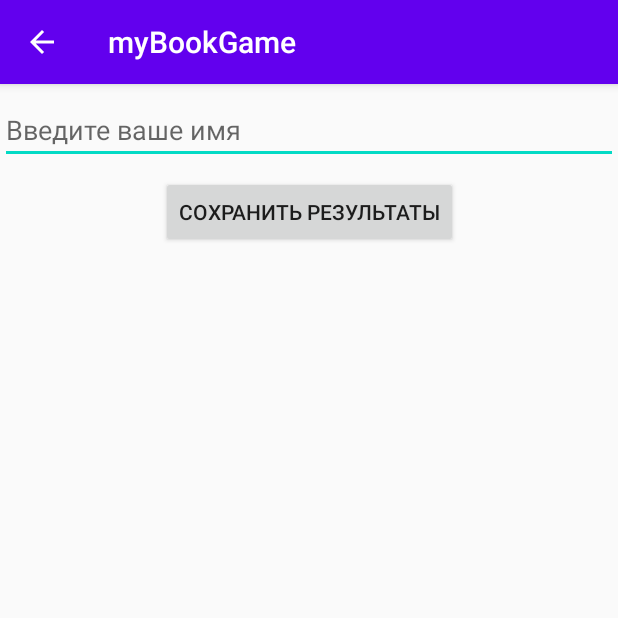
After one commit to omarakkulov/myBookGame, an Android app: the SaveResults screen opened directly, with no data from a screen before it, on a phone screen of 412 x 824 dp, the top half of it. The commit adds this screen. Run offline under Robolectric (Android 15) with nearby library versions, the phone set to English and light mode, and no system bars.

Commit message:
databases

```diff
--- /dev/null
+++ b/app/src/main/java/com/example/mybookgame/mathgame/database_settings/SaveResults.java
@@ -0,0 +1,56 @@
+package com.example.mybookgame.mathgame.database_settings;
+
+import androidx.appcompat.app.AppCompatActivity;
+
+import android.os.Bundle;
+import android.view.View;
+import android.widget.Button;
+import android.widget.EditText;
+import android.widget.Toast;
+
+import com.example.mybookgame.R;
+import com.example.mybookgame.mathgame.questions_and_logic.MathGame;
+
+public class SaveResults extends AppCompatActivity {
+    EditText et_PersonName;
+    Button btn_save_ur_results;
+
+    @Override
+    protected void onCreate(Bundle savedInstanceState) {
+        super.onCreate(savedInstanceState);
+        setContentView(R.layout.save_results);
+
+        pickViews();
+
+        btn_save_ur_results.setOnClickListener(btn_save_ur_results_clicked);
+    }
+
+    View.OnClickListener btn_save_ur_results_clicked = new View.OnClickListener() {
+        DB_Template template;
+        DBHelper dbHelper;
+
+        @Override
+        public void onClick(View v) {
+            dbHelper = new DBHelper(SaveResults.this);
+
+            int result = MathGame.result;
+            String name = et_PersonName.getText().toString();
+
+            if (!name.isEmpty()) {
+                template = new DB_Template(-1, et_PersonName.getText().toString(), result);
+                boolean add = dbHelper.add(template);
+                Toast.makeText(SaveResults.this, "Результаты сохранены : \n" + template.toString() + "\nИзменения занесены в таблицу результатов", Toast.LENGTH_LONG).show();
+                btn_save_ur_results.setEnabled(false);
+                btn_save_ur_results.setVisibility(View.INVISIBLE);
+            } else {
+                Toast.makeText(SaveResults.this, "Имя не может быть пустым!", Toast.LENGTH_SHORT).show();
+            }
+        }
+    };
+
+
+    private void pickViews() {
+        et_PersonName = findViewById(R.id.et_PersonName);
+        btn_save_ur_results = findViewById(R.id.btn_save_ur_results);
+    }
+}
--- a/app/src/main/java/com/example/mybookgame/mathgame/LogicOfTheGameMath.java
+++ b/app/src/main/java/com/example/mybookgame/mathgame/questions_and_logic/LogicOfTheGameMath.java
@@ -1,4 +1,4 @@
-package com.example.mybookgame.mathgame;
+package com.example.mybookgame.mathgame.questions_and_logic;
 
 public class LogicOfTheGameMath {
 
--- a/app/src/main/java/com/example/mybookgame/mathgame/Question_MG.java
+++ b/app/src/main/java/com/example/mybookgame/mathgame/questions_and_logic/Question_MG.java
@@ -1,4 +1,4 @@
-package com.example.mybookgame.mathgame;
+package com.example.mybookgame.mathgame.questions_and_logic;
 
 import java.util.ArrayList;
 import java.util.Collections;
--- /dev/null
+++ b/app/src/main/res/layout/save_results.xml
@@ -0,0 +1,30 @@
+<?xml version="1.0" encoding="utf-8"?>
+<androidx.constraintlayout.widget.ConstraintLayout xmlns:android="http://schemas.android.com/apk/res/android"
+    xmlns:app="http://schemas.android.com/apk/res-auto"
+    xmlns:tools="http://schemas.android.com/tools"
+    android:layout_width="match_parent"
+    android:layout_height="match_parent"
+    tools:context=".mathgame.database_settings.SaveResults">
+
+    <EditText
+        android:id="@+id/et_PersonName"
+        android:layout_width="0dp"
+        android:layout_height="wrap_content"
+        android:layout_marginTop="8dp"
+        android:ems="10"
+        android:hint="@string/editUrName"
+        android:inputType="textPersonName"
+        app:layout_constraintEnd_toEndOf="parent"
+        app:layout_constraintStart_toStartOf="parent"
+        app:layout_constraintTop_toTopOf="parent" />
+
+    <Button
+        android:id="@+id/btn_save_ur_results"
+        android:layout_width="wrap_content"
+        android:layout_height="wrap_content"
+        android:layout_marginTop="8dp"
+        android:text="@string/SaveResults"
+        app:layout_constraintEnd_toEndOf="parent"
+        app:layout_constraintStart_toStartOf="parent"
+        app:layout_constraintTop_toBottomOf="@+id/et_PersonName" />
+</androidx.constraintlayout.widget.ConstraintLayout>
--- a/app/src/main/res/values/strings.xml
+++ b/app/src/main/res/values/strings.xml
@@ -19,8 +19,10 @@
     <string name="triangle">Треугольник</string>
     <string name="letsGo">Поехали!</string>
     <string name="result_table">Таблица результатов</string>
-    <string name="edit_name">Введите имя для сохранения результатов:</string>
-    <string name="ok">ok</string>
+    <string name="edit_name">Сохранить ваши результаты?</string>
+    <string name="ok">Сохранить</string>
+    <string name="editUrName">Введите ваше имя</string>
+    <string name="SaveResults">Сохранить результаты</string>
 
     <string-array name="mainLevels">
         <item>Уровень 1</item>
```
Also changed, not shown: app/src/main/AndroidManifest.xml (+7 -2 lines), app/src/main/java/com/example/mybookgame/mainmenu/Levels.java (+2 -24 lines), app/src/main/java/com/example/mybookgame/mathgame/DBHelper.java (deleted, +0 -47 lines), app/src/main/java/com/example/mybookgame/mathgame/ResultsGame.java (deleted, +0 -75 lines), app/src/main/java/com/example/mybookgame/mathgame/Results_activity.java (deleted, +0 -16 lines), app/src/main/java/com/example/mybookgame/mathgame/database_settings/DBHelper.java (added, +86 -0 lines), app/src/main/java/com/example/mybookgame/mathgame/database_settings/DB_Template.java (added, +43 -0 lines), app/src/main/java/com/example/mybookgame/mathgame/questions_and_logic/MathGame.java (renamed from app/src/main/java/com/example/mybookgame/mathgame/MathGame.java, +44 -69 lines), app/src/main/java/com/example/mybookgame/mathgame/results/Results_activity.java (added, +48 -0 lines), app/src/main/res/layout/math_game.xml (+26 -29 lines), app/src/main/res/layout/results.xml (+9 -1 lines).
